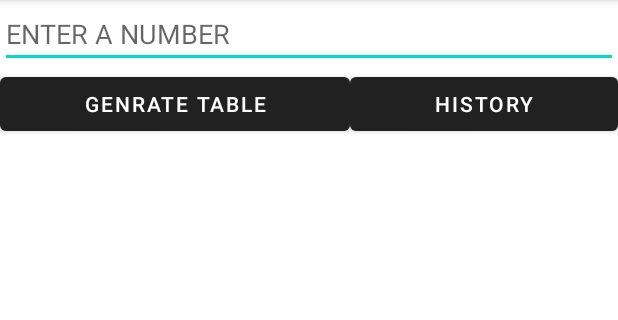
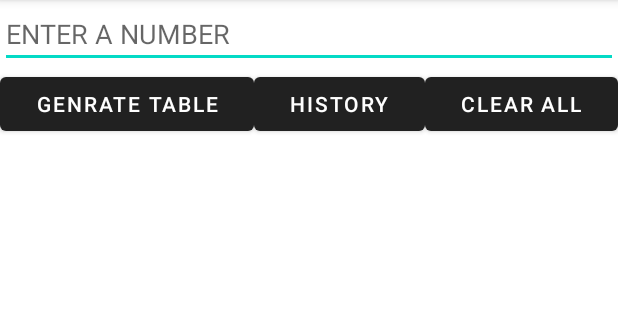
Before and after one commit to sanakarnelia/Midterm_Sana_Karnelia, an Android app: the screen it shows after launch (MainActivity), on a phone screen of 412 x 824 dp, the part 84-404 px from its top. Run offline under Robolectric (Android 15) with nearby library versions, the phone set to English and light mode, and no system bars.

Commit message:
bonus add

```diff
--- a/app/src/main/java/com/example/timestable/MainActivity.java
+++ b/app/src/main/java/com/example/timestable/MainActivity.java
@@ -1,5 +1,6 @@
 package com.example.timestable;
 
+import android.annotation.SuppressLint;
 import android.content.Intent;
 import android.os.Bundle;
 import android.widget.ArrayAdapter;
@@ -19,7 +20,7 @@ import java.util.ArrayList;
 
 public class MainActivity extends AppCompatActivity {
 
-    Button tableBn,HistoryBtn;
+    Button tableBn,HistoryBtn,clearbtn;
     EditText userInput;
 
     ListView listView;
@@ -28,6 +29,7 @@ public class MainActivity extends AppCompatActivity {
     private static ArrayList<Integer> HistoryList = new ArrayList<>();
     private ArrayAdapter<String> adapter;
 
+    @SuppressLint("MissingInflatedId")
     @Override
     protected void onCreate(Bundle savedInstanceState) {
         super.onCreate(savedInstanceState);
@@ -38,6 +40,26 @@ public class MainActivity extends AppCompatActivity {
         tableBn = findViewById(R.id.tableBtn);
         HistoryBtn = findViewById(R.id.historybtn);
         listView = findViewById(R.id.listview);
+
+        //bonus
+        clearbtn = findViewById(R.id.clearall);
+        clearbtn.setOnClickListener( v->{
+            // Show confirmation dialog
+            new AlertDialog.Builder(MainActivity.this)
+                    .setTitle("Clear All!")
+                    .setMessage("Do you want to delete all rows?")
+                    .setPositiveButton("Yes", (dialog, which) -> {
+                        TableList.clear();
+                        adapter.notifyDataSetChanged();
+                        Toast.makeText(MainActivity.this, "All rows cleared!", Toast.LENGTH_SHORT).show();
+                    })
+                    .setNegativeButton("No", null)
+                    .show();
+
+
+    });
+
+
 
         adapter = new ArrayAdapter<>(this, android.R.layout.simple_list_item_1,TableList);
         listView.setAdapter(adapter);
--- a/app/src/main/res/layout/activity_main.xml
+++ b/app/src/main/res/layout/activity_main.xml
@@ -42,6 +42,13 @@
             android:text="History"
             app:layout_constraintEnd_toEndOf="parent" />
 
+        <Button
+            android:id="@+id/clearall"
+            android:layout_width="wrap_content"
+            android:layout_height="wrap_content"
+            android:layout_weight="1"
+            android:text="clear all"
+            app:layout_constraintEnd_toEndOf="parent" />
     </LinearLayout>
 
     <ListView
```
